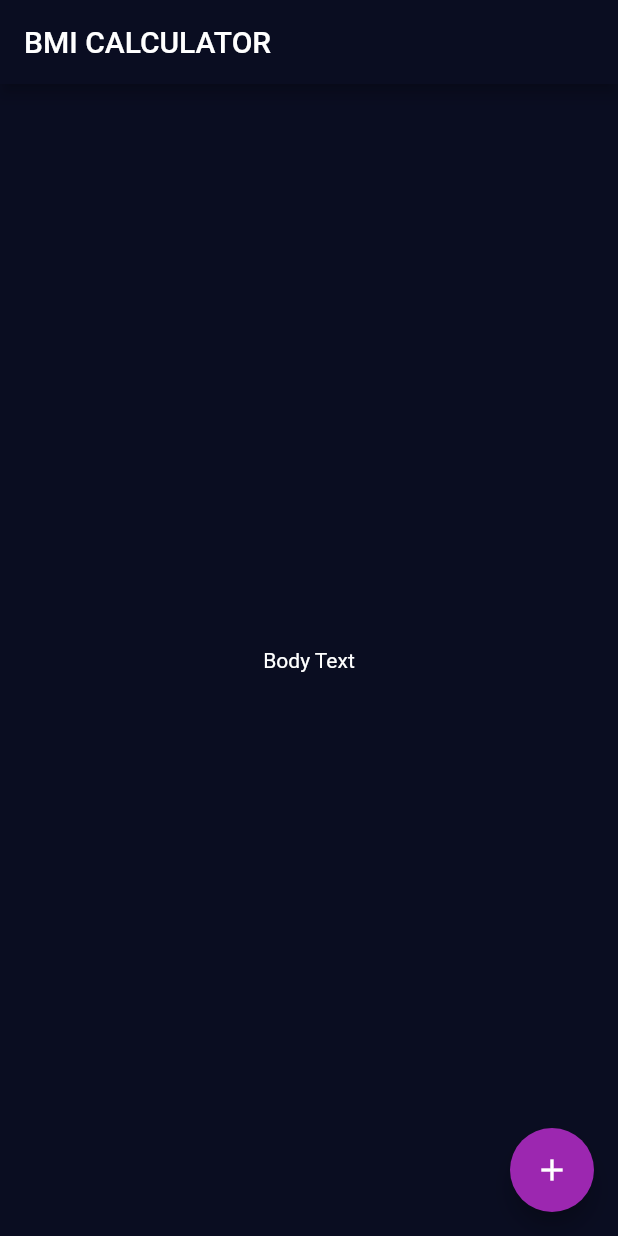
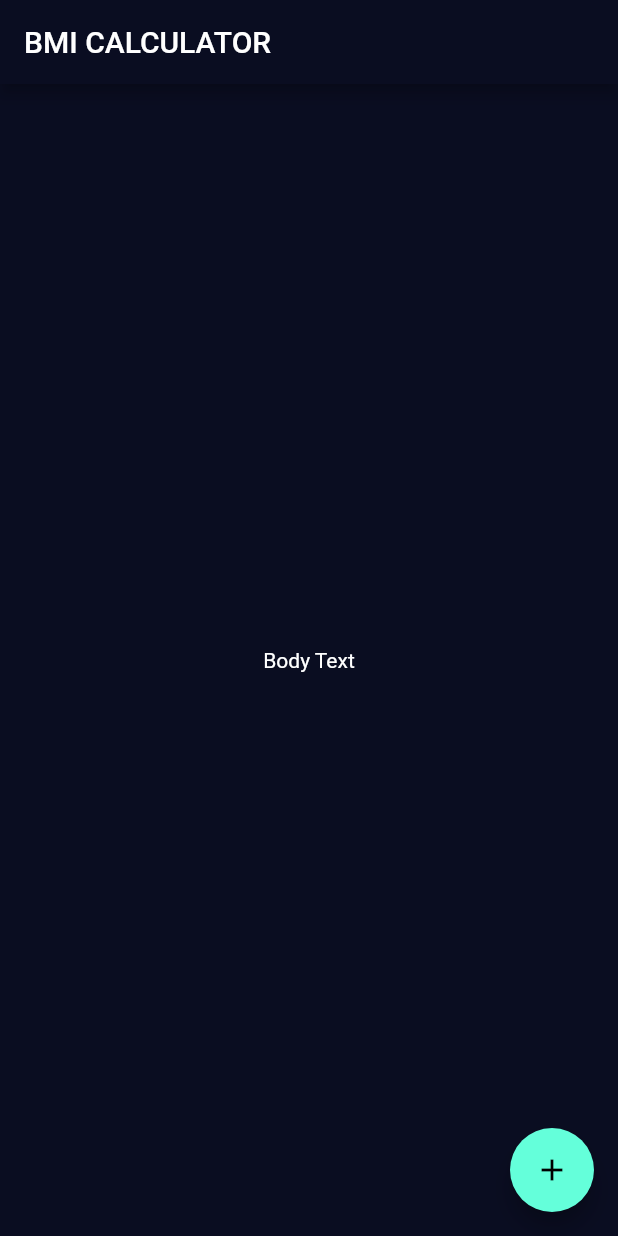
Before and after one commit to KentaHatoba/flutter_study, a Flutter app: the screen it shows after launch, on a phone screen of 412 x 824 dp. Run offline on Flutter 3.47's test engine with Material 2 defaults, Android fonts, the phone set to English and light mode, and no system bars.

Commit message:
fix: 既存のThemeData.darkを利用して変更したい部分のみを変更する形へ修正

```diff
--- a/udemy/bmi_calculator/lib/main.dart
+++ b/udemy/bmi_calculator/lib/main.dart
@@ -6,13 +6,9 @@ class BMICalculator extends StatelessWidget {
   @override
   Widget build(BuildContext context) {
     return MaterialApp(
-      theme: ThemeData(
+      theme: ThemeData.dark().copyWith(
         primaryColor: Color(0xFF0A0D21),
         scaffoldBackgroundColor: Color(0xFF0A0D21),
-        accentColor: Colors.purple,
-        textTheme: TextTheme(
-          bodyText2: TextStyle(color: Colors.white),
-        ),
       ),
       home: InputPage(),
     );
```
